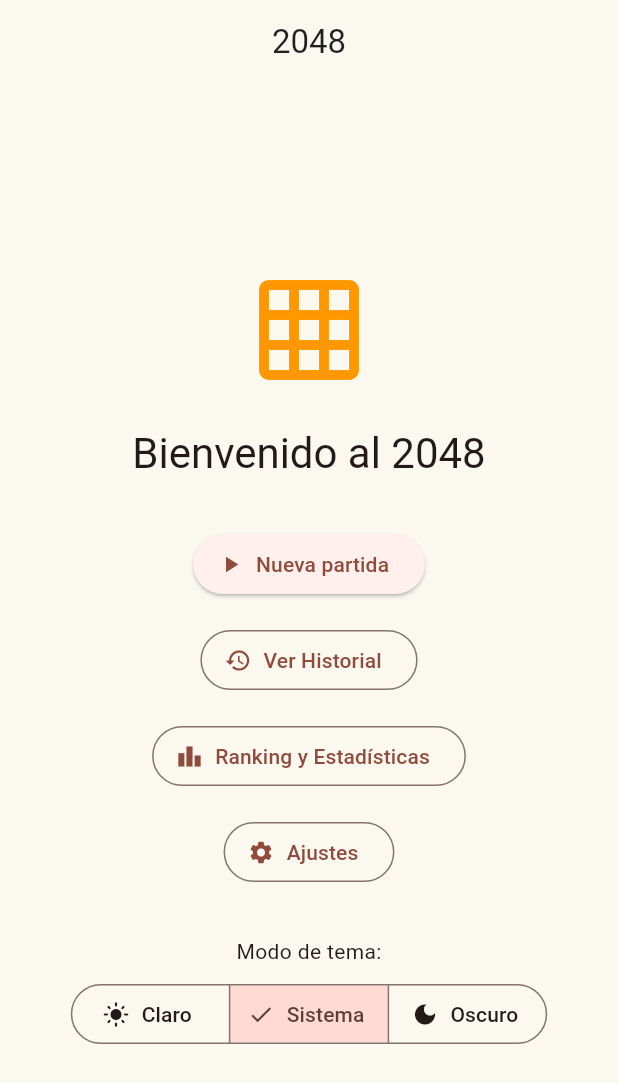
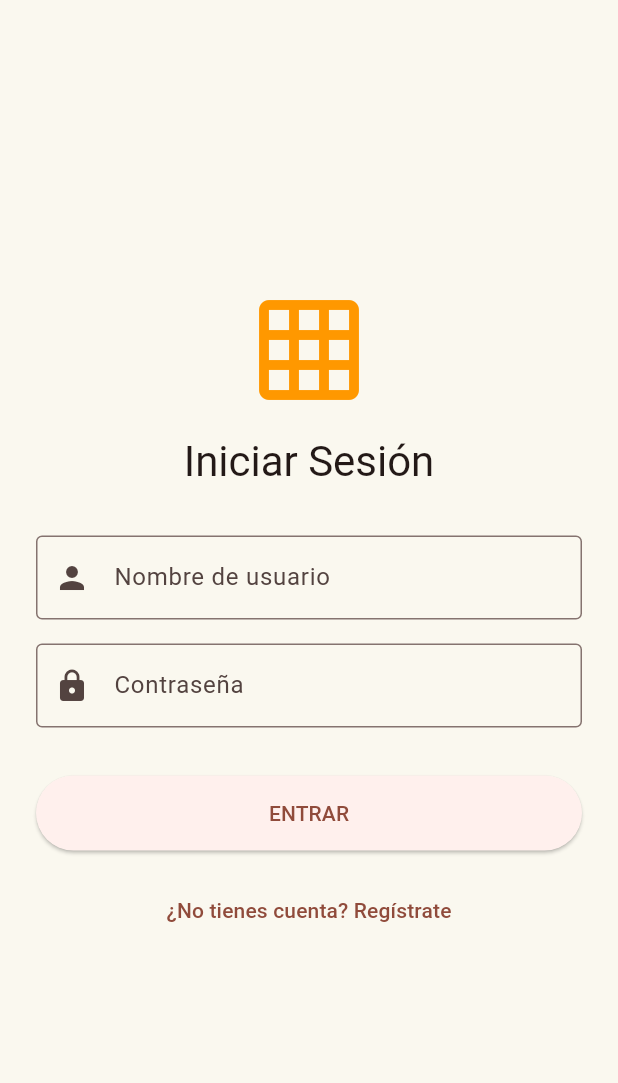
Before and after one commit to rubenantoniomunoz0-a11y/Juego_2048, a Flutter app: the screen it shows after launch, on a phone screen of 412 x 824 dp. Shown: the top 1083 px of the screen. Run offline on Flutter 3.47's test engine with Material 3 defaults, Android fonts, the phone set to English and light mode, and no system bars; our stand-ins replace shared_preferences, sqflite; accounts and stored records are empty.

Commit message:
Corrección en el codigo
En este proceso se corrigió problemas con el login y algunos archivos que se repetián

```diff
--- a/lib/routes.dart
+++ b/lib/routes.dart
@@ -5,9 +5,11 @@ import 'screens/detalle_screen.dart';
 import 'screens/historial_screen.dart';
 import 'screens/inicio_screen.dart';
 import 'screens/juego_screen.dart';
+import 'screens/login_screen.dart'; // <--- IMPORT NUEVO
 import 'screens/ranking_screen.dart';
 
 class Routes {
+  static const String login = '/login'; // <--- RUTA NUEVA
   static const String inicio = '/';
   static const String juego = '/juego';
   static const String historial = '/historial';
@@ -17,30 +19,35 @@ class Routes {
 
   static Route<dynamic> onGenerateRoute(RouteSettings settings) {
     switch (settings.name) {
+      case login:
+        return MaterialPageRoute(builder: (_) => const LoginScreen(), settings: settings);
+
       case juego:
         final guardada = settings.arguments is PartidaGuardada
             ? settings.arguments as PartidaGuardada
             : null;
         return MaterialPageRoute(
           builder: (_) => JuegoScreen(partidaGuardada: guardada),
+          settings: settings,
         );
       case historial:
-        return MaterialPageRoute(builder: (_) => const HistorialScreen());
+        return MaterialPageRoute(builder: (_) => const HistorialScreen(), settings: settings);
       case ranking:
-        return MaterialPageRoute(builder: (_) => const RankingScreen());
+        return MaterialPageRoute(builder: (_) => const RankingScreen(), settings: settings);
       case ajustes:
-        return MaterialPageRoute(builder: (_) => const AjustesScreen());
+        return MaterialPageRoute(builder: (_) => const AjustesScreen(), settings: settings);
       case detalle:
         final partidaId = settings.arguments;
         if (partidaId is! int) {
-          return MaterialPageRoute(builder: (_) => const InicioScreen());
+          return MaterialPageRoute(builder: (_) => const InicioScreen(), settings: settings);
         }
         return MaterialPageRoute(
           builder: (_) => DetalleScreen(partidaId: partidaId),
+          settings: settings,
         );
       case inicio:
       default:
-        return MaterialPageRoute(builder: (_) => const InicioScreen());
+        return MaterialPageRoute(builder: (_) => const InicioScreen(), settings: settings);
     }
   }
 }
--- a/lib/screens/app.dart
+++ b/lib/screens/app.dart
@@ -36,7 +36,7 @@ class _AppState extends State<App> {
           darkTheme: AppTheme.dark,
           themeMode: modo,
           onGenerateRoute: Routes.onGenerateRoute,
-          initialRoute: Routes.inicio,
+          initialRoute: Routes.login,
           builder: (context, child) => _ThemeScope(
             notifier: _themeNotifier,
             prefs: widget.prefs,
--- /dev/null
+++ b/lib/screens/login_screen.dart
@@ -0,0 +1,170 @@
+import 'package:flutter/material.dart';
+import '../data/usuario_dao.dart';
+import '../theme/app_theme.dart';
+import '../routes.dart';
+
+class LoginScreen extends StatefulWidget {
+  const LoginScreen({super.key});
+
+  @override
+  State<LoginScreen> createState() => _LoginScreenState();
+}
+
+class _LoginScreenState extends State<LoginScreen> {
+  final _usuarioDao = UsuarioDao();
+  final _formKey = GlobalKey<FormState>();
+
+  final _userController = TextEditingController();
+  final _passController = TextEditingController();
+  final _emailController = TextEditingController();
+
+  // Variable para saber si estamos en modo Login o Registro
+  bool _esLogin = true;
+  bool _cargando = false;
+
+  Future<void> _submit() async {
+    if (!_formKey.currentState!.validate()) return;
+
+    setState(() => _cargando = true);
+
+    try {
+      if (_esLogin) {
+        // INICIAR SESIÓN
+        final user = await _usuarioDao.login(
+          usuario: _userController.text.trim(),
+          contrasena: _passController.text,
+        );
+
+        if (user != null) {
+          if (mounted) {
+            // Si el login es correcto, vamos a la pantalla de Inicio
+            Navigator.pushReplacementNamed(context, Routes.inicio);
+          }
+        } else {
+          _mostrarError('Usuario o contraseña incorrectos');
+        }
+      } else {
+        // REGISTRARSE
+        await _usuarioDao.registrar(
+          usuario: _userController.text.trim(),
+          email: _emailController.text.trim(),
+          contrasena: _passController.text,
+        );
+
+        _mostrarExito('¡Usuario registrado! Ahora puedes iniciar sesión.');
+        setState(() => _esLogin = true); // Cambiamos a la vista de login
+      }
+    } catch (e) {
+      _mostrarError(e.toString().replaceAll('Exception: ', ''));
+    } finally {
+      if (mounted) setState(() => _cargando = false);
+    }
+  }
+
+  void _mostrarError(String msg) {
+    if (mounted) {
+      ScaffoldMessenger.of(context).showSnackBar(
+        SnackBar(content: Text(msg), backgroundColor: Colors.red),
+      );
+    }
+  }
+
+  void _mostrarExito(String msg) {
+    if (mounted) {
+      ScaffoldMessenger.of(context).showSnackBar(
+        SnackBar(content: Text(msg), backgroundColor: Colors.green),
+      );
+    }
+  }
+
+  @override
+  Widget build(BuildContext context) {
+    return Scaffold(
+      body: Center(
+        child: SingleChildScrollView(
+          padding: const EdgeInsets.all(AppTheme.espaciadoL),
+          child: Form(
+            key: _formKey,
+            child: Column(
+              mainAxisAlignment: MainAxisAlignment.center,
+              children: [
+                const Icon(Icons.grid_on, size: 80, color: Colors.orange),
+                const SizedBox(height: AppTheme.espaciadoM),
+                Text(
+                  _esLogin ? 'Iniciar Sesión' : 'Crear Cuenta',
+                  style: Theme.of(context).textTheme.headlineMedium,
+                ),
+                const SizedBox(height: AppTheme.espaciadoXL),
+
+                // CAMPO: NOMBRE DE USUARIO
+                TextFormField(
+                  controller: _userController,
+                  decoration: const InputDecoration(
+                    labelText: 'Nombre de usuario',
+                    border: OutlineInputBorder(),
+                    prefixIcon: Icon(Icons.person),
+                  ),
+                  validator: (v) => v!.isEmpty ? 'Campo requerido' : null,
+                ),
+                const SizedBox(height: AppTheme.espaciadoM),
+
+                // CAMPO: EMAIL (solo aparece al registrarse)
+                if (!_esLogin) ...[
+                  TextFormField(
+                    controller: _emailController,
+                    decoration: const InputDecoration(
+                      labelText: 'Email',
+                      border: OutlineInputBorder(),
+                      prefixIcon: Icon(Icons.email),
+                    ),
+                    validator: (v) {
+                      if (v!.isEmpty) return 'Campo requerido';
+                      if (!UsuarioDao.emailValido(v)) return 'Email no válido';
+                      return null;
+                    },
+                  ),
+                  const SizedBox(height: AppTheme.espaciadoM),
+                ],
+
+                // CAMPO: CONTRASEÑA
+                TextFormField(
+                  controller: _passController,
+                  obscureText: true,
+                  decoration: const InputDecoration(
+                    labelText: 'Contraseña',
+                    border: OutlineInputBorder(),
+                    prefixIcon: Icon(Icons.lock),
+                  ),
+                  validator: (v) => v!.length < 4 ? 'Mínimo 4 caracteres' : null,
+                ),
+                const SizedBox(height: AppTheme.espaciadoXL),
+
+                // BOTÓN DE ACCIÓN
+                if (_cargando)
+                  const CircularProgressIndicator()
+                else
+                  ElevatedButton(
+                    onPressed: _submit,
+                    style: ElevatedButton.styleFrom(
+                      minimumSize: const Size(double.infinity, 50),
+                    ),
+                    child: Text(_esLogin ? 'ENTRAR' : 'REGISTRARSE'),
+                  ),
+
+                const SizedBox(height: AppTheme.espaciadoM),
+
+                // BOTÓN PARA CAMBIAR ENTRE LOGIN Y REGISTRO
+                TextButton(
+                  onPressed: () => setState(() => _esLogin = !_esLogin),
+                  child: Text(_esLogin
+                      ? '¿No tienes cuenta? Regístrate'
+                      : '¿Ya tienes cuenta? Inicia sesión'),
+                ),
+              ],
+            ),
+          ),
+        ),
+      ),
+    );
+  }
+}
```
